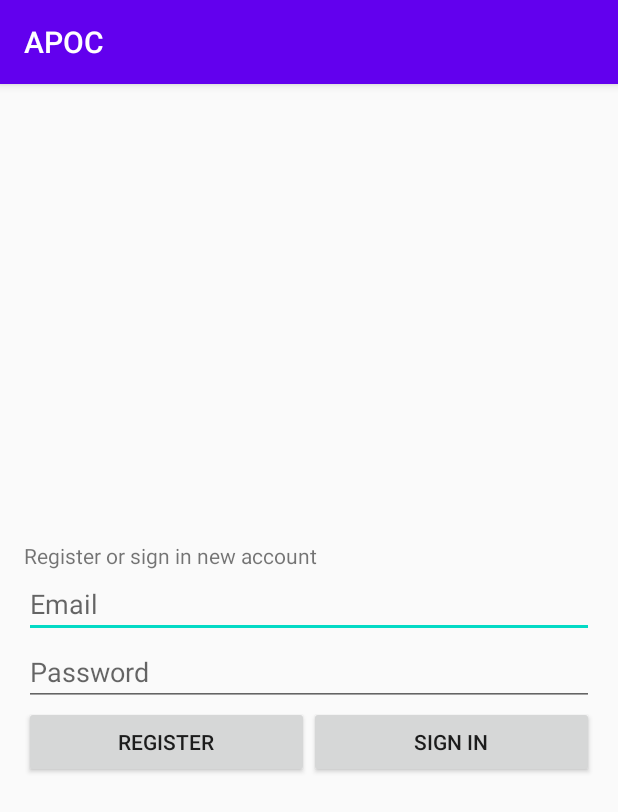
After one commit to guybloo/Apoc, an Android app: the Registration screen opened directly, with no data from a screen before it, on a phone screen of 412 x 824 dp. The commit adds this screen. Shown: the top 812 px of the screen. Run offline under Robolectric (Android 15) with nearby library versions, the phone set to English and light mode, and no system bars; our stand-ins replace Firebase (no records; nobody signed in at launch, a user with empty details on screens opened directly).

Commit message:
mail registration and shared preferences

```diff
--- a/app/build.gradle
+++ b/app/build.gradle
@@ -33,4 +33,6 @@ dependencies {
     androidTestImplementation 'androidx.test.ext:junit:1.1.2'
     androidTestImplementation 'androidx.test.espresso:espresso-core:3.3.0'
     implementation 'com.google.firebase:firebase-analytics:17.5.0'
+    implementation 'com.google.firebase:firebase-auth:19.4.0'
+
 }
--- /dev/null
+++ b/app/src/main/java/com/example/apoc/Registration.java
@@ -0,0 +1,140 @@
+package com.example.apoc;
+
+import androidx.annotation.NonNull;
+import androidx.appcompat.app.AppCompatActivity;
+
+import android.app.Activity;
+import android.content.Intent;
+import android.os.Bundle;
+import android.text.TextUtils;
+import android.view.View;
+import android.widget.Button;
+import android.widget.EditText;
+import android.widget.ProgressBar;
+import android.widget.Toast;
+
+import com.google.android.gms.tasks.OnCompleteListener;
+import com.google.android.gms.tasks.Task;
+import com.google.firebase.auth.AuthResult;
+import com.google.firebase.auth.FirebaseAuth;
+
+public class Registration extends AppCompatActivity {
+
+    private final String SUCCESS = "%s Succeeded!";
+    private final String FAIL = "%s failed! Please try again later";
+    private final String REG = "Register";
+    private final String SIGN = "Sign in";
+    private final String EMAIL = "Please enter email...";
+    private final String PASS = "Please enter password!";
+
+    public static final String RES_EMAIL = "email";
+    public static final String RES_IS_REGISTER = "is_reg";
+
+
+    private EditText emailTV, passwordTV;
+    private Button regBtn;
+    private Button signInBtn;
+    private ProgressBar progressBar;
+    private String email, password;
+
+    private FirebaseAuth mAuth;
+
+    @Override
+    protected void onCreate(Bundle savedInstanceState) {
+        super.onCreate(savedInstanceState);
+        setContentView(R.layout.activity_registration);
+
+        mAuth = FirebaseAuth.getInstance();
+
+//        Intent intent = getIntent();
+
+        initializeUI();
+
+        regBtn.setOnClickListener(new View.OnClickListener() {
+            @Override
+            public void onClick(View v) {
+                if (checkInput()) {
+                    registerNewUser();
+                }
+            }
+        });
+        signInBtn.setOnClickListener(new View.OnClickListener() {
+            @Override
+            public void onClick(View v) {
+                if (checkInput()) {
+                    signInUser();
+                }
+
+            }
+        });
+    }
+
+    private boolean checkInput() {
+        progressBar.setVisibility(View.VISIBLE);
+
+        email = emailTV.getText().toString();
+        password = passwordTV.getText().toString();
+
+        if (TextUtils.isEmpty(email)) {
+            Toast.makeText(getApplicationContext(), EMAIL, Toast.LENGTH_LONG).show();
+            return false;
+        }
+        if (TextUtils.isEmpty(password)) {
+            Toast.makeText(getApplicationContext(), PASS, Toast.LENGTH_LONG).show();
+            return false;
+        }
+        return true;
+    }
+
+
+    private void registerNewUser() {
+        mAuth.createUserWithEmailAndPassword(email, password)
+                .addOnCompleteListener(new OnCompleteListener<AuthResult>() {
+                    @Override
+                    public void onComplete(@NonNull Task<AuthResult> task) {
+                        if (task.isSuccessful()) {
+                            Toast.makeText(getApplicationContext(), String.format(SUCCESS, REG), Toast.LENGTH_LONG).show();
+                            progressBar.setVisibility(View.GONE);
+                            returnResult(true);
+                        } else {
+                            Toast.makeText(getApplicationContext(), String.format(FAIL, REG), Toast.LENGTH_LONG).show();
+                            progressBar.setVisibility(View.GONE);
+                        }
+                    }
+                });
+    }
+
+    private void signInUser() {
+        mAuth.signInWithEmailAndPassword(email, password)
+                .addOnCompleteListener(new OnCompleteListener<AuthResult>() {
+                    @Override
+                    public void onComplete(@NonNull Task<AuthResult> task) {
+                        if (task.isSuccessful()) {
+                            Toast.makeText(getApplicationContext(), String.format(SUCCESS, SIGN), Toast.LENGTH_LONG).show();
+                            progressBar.setVisibility(View.GONE);
+                            returnResult(false);
+                        } else {
+                            Toast.makeText(getApplicationContext(), String.format(FAIL, SIGN), Toast.LENGTH_LONG).show();
+                            progressBar.setVisibility(View.GONE);
+                        }
+                    }
+                });
+    }
+
+
+    private void initializeUI() {
+        emailTV = findViewById(R.id.email);
+        passwordTV = findViewById(R.id.password);
+        regBtn = findViewById(R.id.register);
+        signInBtn = findViewById(R.id.signIn);
+        progressBar = findViewById(R.id.progressBar);
+    }
+
+    private void returnResult(boolean isRegister) {
+        Intent resultIntent = new Intent();
+        resultIntent.putExtra(RES_EMAIL, email);
+        resultIntent.putExtra(RES_IS_REGISTER, isRegister);
+        setResult(Activity.RESULT_OK, resultIntent);
+        finish();
+    }
+}
--- /dev/null
+++ b/app/src/main/res/layout/activity_registration.xml
@@ -0,0 +1,53 @@
+<?xml version="1.0" encoding="utf-8"?>
+<LinearLayout xmlns:android="http://schemas.android.com/apk/res/android"
+    xmlns:app="http://schemas.android.com/apk/res-auto"
+    xmlns:tools="http://schemas.android.com/tools"
+    android:layout_width="match_parent"
+    android:layout_height="match_parent"
+    tools:context=".Registration"
+    android:gravity="center_vertical"
+    android:padding="16dp"
+    android:orientation="vertical">
+    <TextView
+        android:layout_width="wrap_content"
+        android:layout_height="wrap_content"
+        android:text="Register or sign in new account" />
+
+    <EditText
+        android:id="@+id/email"
+        android:layout_width="match_parent"
+        android:layout_height="wrap_content"
+        android:hint="Email" />
+
+    <EditText
+        android:id="@+id/password"
+        android:layout_width="match_parent"
+        android:layout_height="wrap_content"
+        android:hint="Password"
+        android:inputType="textPassword" />
+
+    <LinearLayout
+        android:layout_width="match_parent"
+        android:layout_height="wrap_content"
+        android:orientation="horizontal">
+    <Button
+        android:id="@+id/register"
+        android:layout_width="0dp"
+        android:layout_weight="1"
+        android:layout_height="wrap_content"
+        android:text="Register" />
+        <Button
+            android:id="@+id/signIn"
+            android:layout_width="0dp"
+            android:layout_weight="1"
+            android:layout_height="wrap_content"
+            android:text="Sign In"/>
+    </LinearLayout>
+
+    <ProgressBar
+        android:id="@+id/progressBar"
+        android:layout_width="wrap_content"
+        android:layout_height="wrap_content"
+        android:visibility="gone" />
+
+</LinearLayout>
```
Also changed, not shown: app/src/main/AndroidManifest.xml (+7 -5 lines), app/src/main/java/com/example/apoc/MainActivity.java (+56 -10 lines), 1 other file.
